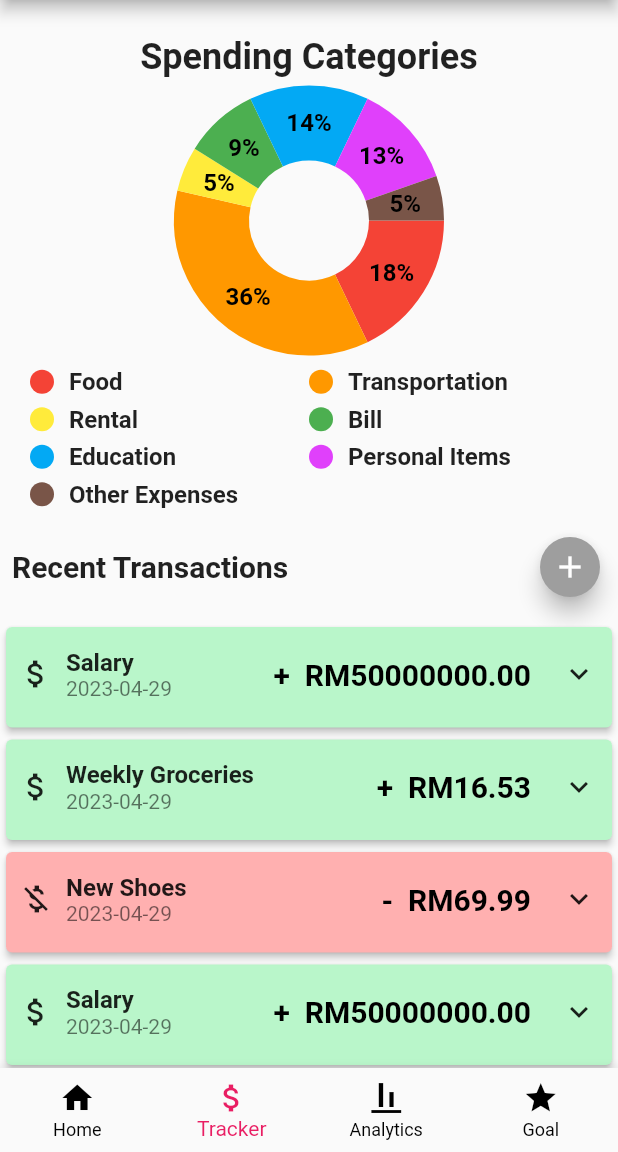
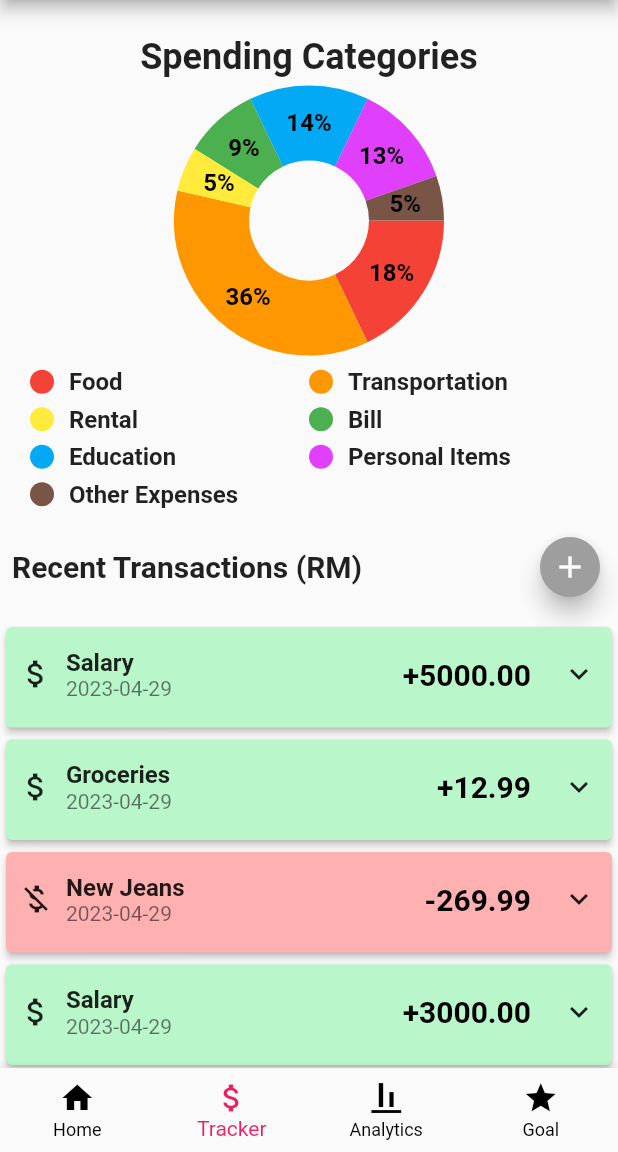
Before and after one commit to yiwan-21/FYP-Financial-app, a Flutter app: the Home screen opened by its route, item 2 of the bottom bar chosen, on a phone screen of 412 x 824 dp, the part 84-1236 px from its top. Run offline on Flutter 3.47's test engine with Material 2 defaults, Android fonts, the phone set to English and light mode, and no system bars; drawn by our look-alikes of fl_chart; our stand-ins replace image_picker.

Commit message:
responsive styling

```diff
--- a/lib/components/transaction.dart
+++ b/lib/components/transaction.dart
@@ -61,7 +61,7 @@ class _TransactionState extends State<Transaction>
       child: AnimatedContainer(
         duration: const Duration(milliseconds: 500),
         curve: Curves.fastOutSlowIn,
-        height: _expanded ? 150 : 75,
+        height: _expanded ? 200 : 75,
         child: Card(
           elevation: _expanded ? 8 : 2,
           color: widget.isExpense
@@ -108,7 +108,7 @@ class _TransactionState extends State<Transaction>
                           horizontal: 10,
                         ),
                         child: Text(
-                          '${widget.isExpense ? "-" : "+"}  RM${widget.amount.toStringAsFixed(2)}',
+                          '${widget.isExpense ? "-" : "+"}${widget.amount.toStringAsFixed(2)}',
                           style: const TextStyle(
                             fontWeight: FontWeight.bold,
                             fontSize: 20,
@@ -152,7 +152,7 @@ class _TransactionState extends State<Transaction>
                               width: 70,
                               child: Text("Category: "),
                             ),
-                            Text(widget.category),
+                            Flexible(child: Text(widget.category)),
                           ],
                         ),
                         const SizedBox(height: 5),
--- a/lib/pages/tracker.dart
+++ b/lib/pages/tracker.dart
@@ -12,19 +12,37 @@ class Tracker extends StatefulWidget {
 
 class _TrackerState extends State<Tracker> with SingleTickerProviderStateMixin {
   final List<Transaction> _transactions = [
-    Transaction('T13', 'New Shoes', 69.99, DateTime.now(), true, 'Other Expenses',notes: "Notes"),
-    Transaction('T12', 'New Shoes', 69.99, DateTime.now(), true, 'Other Expenses',notes: "Notes"),
-    Transaction('T11', 'Weekly Groceries', 16.53, DateTime.now(), false, 'Savings'),
-    Transaction('T10', 'Salary', 50000000.00, DateTime.now(), false, 'Savings',notes: "Yay!"),
-    Transaction('T9', 'New Shoes', 69.99, DateTime.now(), true, 'Other Expenses',notes: "Notes"),
-    Transaction('T8', 'Weekly Groceries', 16.53, DateTime.now(), false, 'Savings'),
-    Transaction('T7', 'Salary', 50000000.00, DateTime.now(), false, 'Savings',notes: "Yay!"),
-    Transaction('T6', 'New Shoes', 69.99, DateTime.now(), true, 'Other Expenses',notes: "Notes"),
-    Transaction('T5', 'Weekly Groceries', 16.53, DateTime.now(), false, 'Savings'),
-    Transaction('T4', 'Salary', 50000000.00, DateTime.now(), false, 'Savings',notes: "Yay!"),
-    Transaction('T3', 'New Shoes', 69.99, DateTime.now(), true, 'Other Expenses',notes: "Notes"),
-    Transaction('T2', 'Weekly Groceries', 16.53, DateTime.now(), false, 'Savings'),
-    Transaction('T1', 'Salary', 50000000.00, DateTime.now(), false, 'Savings',notes: "Yay!"),
+    Transaction(
+        'T1', 'New Short', 49.99, DateTime.now(), true, 'Other Expenses',
+        notes: "Notes"),
+    Transaction(
+        'T2', 'Groceries', 10.00, DateTime.now(), false, 'Savings'),
+    Transaction(
+        'T3', 'New Shoes', 69.98, DateTime.now(), true, 'Other Expenses',
+        notes: "Notes"),
+    Transaction('T4', 'Salary', 90.00, DateTime.now(), false, 'Savings',
+        notes: "Yay!"),
+    Transaction(
+        'T5', 'Groceries', 20.53, DateTime.now(), false, 'Savings'),
+    Transaction(
+        'T6', 'New Shoes', 169.99, DateTime.now(), true, 'Other Expenses',
+        notes: "Notes"),
+    Transaction('T7', 'Salary', 1000.00, DateTime.now(), false, 'Savings',
+        notes: "Yay!"),
+    Transaction(
+        'T8', 'New Clothes', 169.99, DateTime.now(), true, 'Other Expenses',
+        notes: "Notes"),
+    Transaction(
+        'T9', 'Groceries', 16.53, DateTime.now(), false, 'Savings'),
+    Transaction('T10', 'Salary', 3000.00, DateTime.now(), false, 'Savings',
+        notes: "Yay!"),
+    Transaction(
+        'T11', 'New Jeans', 269.99, DateTime.now(), true, 'Other Expenses',
+        notes: "Notes"),
+    Transaction(
+        'T12', 'Groceries', 12.99, DateTime.now(), false, 'Savings'),
+    Transaction('T13', 'Salary', 5000.00, DateTime.now(), false, 'Savings',
+        notes: "Yay!"),
   ];
 
   final List<double> categoriesValue = [
@@ -37,54 +55,11 @@ class _TrackerState extends State<Tracker> with SingleTickerProviderStateMixin {
     3,
   ];
 
-  bool _isVisible = false;
-  late AnimationController _controller;
-  late Animation<double> _animation;
-
-  @override
-  void initState() {
-    super.initState();
-    _controller = AnimationController(
-      vsync: this,
-      duration: const Duration(milliseconds: 300),
-    );
-    _animation = Tween<double>(
-      begin: 1,
-      end: 0,
-    ).animate(_controller);
-  }
-
-  bool _scrollHandler(scrollNotification) {
-    if (scrollNotification is ScrollUpdateNotification) {
-      if (scrollNotification.depth != 0) {
-        return false;
-      }
-
-      double currentPosition = scrollNotification.metrics.pixels;
-      if (currentPosition > 5) {
-        setState(() {
-          _isVisible = true;
-        });
-        _controller.forward();
-      } else {
-        setState(() {
-          _isVisible = false;
-        });
-        _controller.reverse();
-      }
-    }
-    return true;
-  }
-
   @override
   Widget build(BuildContext context) {
-    return Column(
+    return ListView(
       children: [
-        FadeTransition(
-          opacity: _animation,
-          child: Visibility(
-            visible: !_isVisible,
-            child: Column(
+        Column(
           crossAxisAlignment: CrossAxisAlignment.center,
           children: [
             const SizedBox(height: 24),
@@ -98,15 +73,13 @@ class _TrackerState extends State<Tracker> with SingleTickerProviderStateMixin {
             ),
           ],
         ),
-          ),
-        ),
         Container(
           padding: const EdgeInsets.symmetric(horizontal: 8, vertical: 12),
           child: Row(
             mainAxisAlignment: MainAxisAlignment.spaceBetween,
             children: [
               const Text(
-                "Recent Transactions",
+                "Recent Transactions (RM)",
                 style: TextStyle(fontSize: 20, fontWeight: FontWeight.bold),
               ),
               FloatingActionButton.small(
@@ -125,15 +98,26 @@ class _TrackerState extends State<Tracker> with SingleTickerProviderStateMixin {
             ],
           ),
         ),
-        Expanded(
-          child: NotificationListener<ScrollNotification>(
-            onNotification: _scrollHandler,
-            child: SingleChildScrollView(
-              child: Column(
-                verticalDirection: VerticalDirection.up,
-                children: _transactions,
-              ),
-            ),
+        Wrap(
+          children: List.generate(
+            _transactions.length,
+            (index) {
+              final reversedIndex = _transactions.length - index - 1;
+              if (Constants.isDesktop(context)) {
+                return SizedBox(
+                  width: MediaQuery.of(context).size.width / 3,
+                  child: _transactions[reversedIndex],
+                );
+              }
+              else if (Constants.isTablet(context)) {
+                return SizedBox(
+                  width: MediaQuery.of(context).size.width / 2,
+                  child: _transactions[reversedIndex],
+                );
+              } else {
+                return _transactions[reversedIndex];
+              }
+            },
           ),
         ),
       ],
```
Lines whose indentation alone changed are shown as unchanged.
